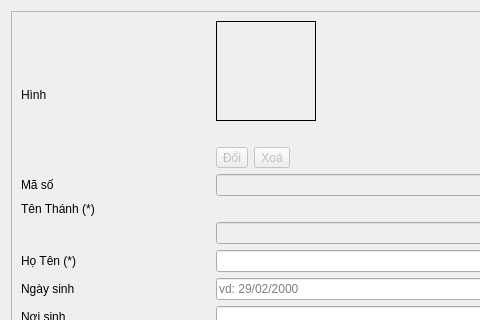
The window that app/view/dialog/dlgperson.ui (emtrai/hrm_monastery) describes before a commit, drawn with Qt 5; both pictures show x 0 to 480 and y 0 to 320 of the 720 by 672 pixel window.
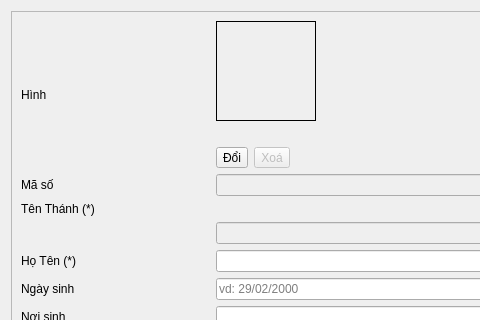
The same window after the commit. Icons and pictures are not drawn.

Patch:
```diff
--- a/app/view/dialog/dlgperson.ui
+++ b/app/view/dialog/dlgperson.ui
@@ -38,9 +38,9 @@
       <property name="geometry">
        <rect>
         <x>0</x>
-        <y>-420</y>
-        <width>683</width>
-        <height>2845</height>
+        <y>0</y>
+        <width>679</width>
+        <height>3135</height>
        </rect>
       </property>
       <layout class="QVBoxLayout" name="verticalLayout_2">
@@ -422,7 +422,7 @@
              <item>
               <widget class="QToolButton" name="btnImg">
                <property name="enabled">
-                <bool>false</bool>
+                <bool>true</bool>
                </property>
                <property name="text">
                 <string>Đổi</string>
```
